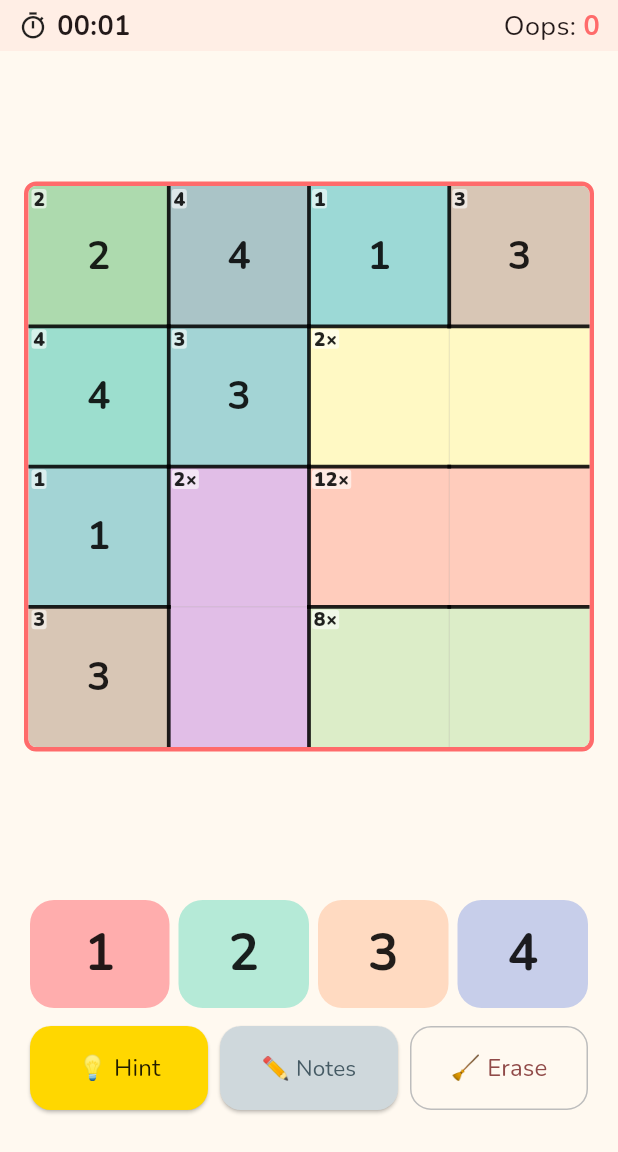
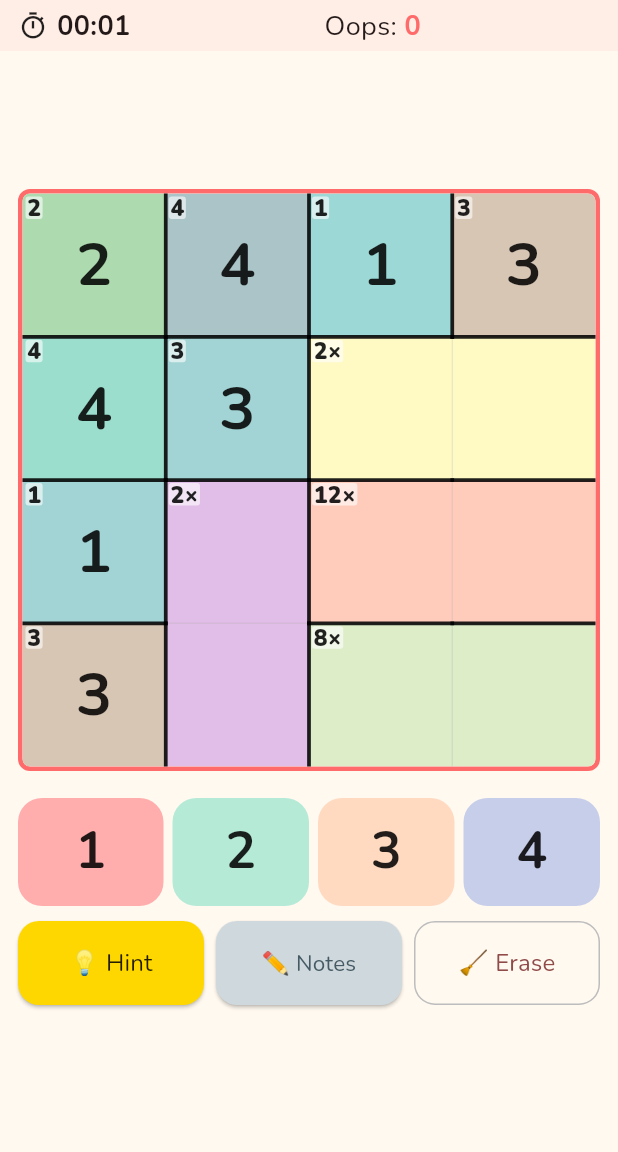
Before and after one commit to MichaelKuen/mathdoku, a Flutter app: the GamePage screen opened directly, on a phone screen of 412 x 824 dp, the part 84-1236 px from its top. Run offline on Flutter 3.47's test engine with Material 3 defaults, Android fonts, the phone set to English and light mode, and no system bars; our stand-ins replace confetti, flutter_animate, flutter_riverpod, freezed_annotation, riverpod_annotation; generated files the repository leaves out were written again.

Commit message:
Size the board and controls from the space the game gets
One LayoutBuilder replaces the fixed 600px switch and 300px side panel, which made the board jump from 396px to 269px just past 600px wide. Controls sit beside the board only when the area is at least 720px wide and landscape; otherwise they go in a band under the board that scales down instead of overflowing. The board is the largest square that fits (max 640px). Digits, clues and notes scale with the cell size, and the stats bar shrinks to fit. On web the New game button shows the current level. Adds layout tests at 12 iframe sizes (web) and 3 phone sizes (mobile) for 4x4 and 6x6 boards.

Co-Authored-By: Claude Opus 5.5 <noreply@anthropic.com>

```diff
--- a/lib/features/game/presentation/pages/game_page.dart
+++ b/lib/features/game/presentation/pages/game_page.dart
@@ -83,23 +83,17 @@ class _GamePageState extends ConsumerState<GamePage> {
           children: [
             gameState.status == GameStatus.loading || gameState.board == null
                 ? const Center(child: CircularProgressIndicator())
-                : LayoutBuilder(
-                    builder: (context, constraints) {
-                      final isWide = constraints.maxWidth > 600;
-                      return Column(
+                : Column(
                     children: [
                       _StatsBar(
                         gameState: gameState,
-                            onNewGame: isWeb
-                                ? () => _showNewGameDialog(context)
-                                : null,
+                        onNewGame:
+                            isWeb ? () => _showNewGameDialog(context) : null,
                       ),
                       Expanded(
-                            child: isWide ? _wideLayout() : _narrowLayout(),
+                        child: LayoutBuilder(builder: _playArea),
                       ),
                     ],
-                      );
-                    },
                   ),
             Align(
               alignment: Alignment.topCenter,
@@ -210,67 +204,69 @@ class _GamePageState extends ConsumerState<GamePage> {
     return KeyEventResult.ignored;
   }
 
-  Widget _wideLayout() {
+  // Sizes come from the space the page actually gets (inside the iframe on
+  // web), never from the device screen.
+  static const _gap = 12.0;
+  static const _maxBoard = 640.0;
+
+  Widget _playArea(BuildContext context, BoxConstraints c) {
+    final w = c.maxWidth;
+    final h = c.maxHeight;
+
+    // Controls beside the board only when there is room for both.
+    if (w >= 720 && w > h) {
+      final panelWidth = (w * 0.32).clamp(240.0, 340.0);
+      final board = [w - panelWidth - 3 * _gap, h - 2 * _gap, _maxBoard]
+          .reduce((a, b) => a < b ? a : b);
       return Row(
-      crossAxisAlignment: CrossAxisAlignment.stretch,
+        mainAxisAlignment: MainAxisAlignment.center,
         children: [
-        Expanded(
-          child: LayoutBuilder(
-            builder: (ctx, c) {
-              final size = (c.maxHeight - 32).clamp(0.0, c.maxWidth - 32);
-              return Center(
-                child: SizedBox.square(
-                  dimension: size,
-                  child: const MathdokuGrid(),
-                ),
-              );
-            },
-          ),
-        ),
-        Container(
-          width: 300,
-          padding: const EdgeInsets.symmetric(horizontal: 24, vertical: 32),
-          child: Column(
-            mainAxisAlignment: MainAxisAlignment.center,
-            children: const [
-              NumberPad(),
-              SizedBox(height: 20),
-              ActionRow(),
-            ],
-          ),
+          SizedBox.square(dimension: board, child: const MathdokuGrid()),
+          const SizedBox(width: _gap),
+          SizedBox(
+            width: panelWidth,
+            height: board,
+            child: _controls(panelWidth),
           ),
         ],
       );
     }
 
-  Widget _narrowLayout() {
+    // Stacked: board on top, controls in a band underneath that shrinks on
+    // short screens instead of overflowing.
+    final controlsHeight = (h * 0.28).clamp(96.0, 150.0);
+    final board = [w - 2 * _gap, h - controlsHeight - 3 * _gap, _maxBoard]
+        .reduce((a, b) => a < b ? a : b);
+    final controlsWidth = (w - 2 * _gap).clamp(0.0, 520.0);
     return Column(
+      mainAxisAlignment: MainAxisAlignment.center,
       children: [
-        Expanded(
-          child: LayoutBuilder(
-            builder: (ctx, c) {
-              final size = (c.maxWidth - 32).clamp(0.0, c.maxHeight - 32);
-              return Center(
-                child: SizedBox.square(
-                  dimension: size,
-                  child: const MathdokuGrid(),
+        SizedBox.square(dimension: board, child: const MathdokuGrid()),
+        const SizedBox(height: _gap),
+        SizedBox(
+          width: controlsWidth,
+          height: controlsHeight,
+          child: _controls(controlsWidth),
         ),
+      ],
     );
-            },
+  }
+
+  /// Number pad and action buttons at their natural size, scaled down to fit.
+  Widget _controls(double width) {
+    return FittedBox(
+      fit: BoxFit.scaleDown,
+      child: SizedBox(
+        width: width,
+        child: const Column(
+          mainAxisSize: MainAxisSize.min,
+          children: [
+            NumberPad(),
+            SizedBox(height: 10),
+            ActionRow(),
+          ],
         ),
       ),
-        const SizedBox(height: 12),
-        const Padding(
-          padding: EdgeInsets.symmetric(horizontal: 20),
-          child: NumberPad(),
-        ),
-        const SizedBox(height: 12),
-        const Padding(
-          padding: EdgeInsets.symmetric(horizontal: 20),
-          child: ActionRow(),
-        ),
-        const SizedBox(height: 28),
-      ],
     );
   }
 
@@ -403,21 +399,49 @@ class _StatsBar extends StatelessWidget {
       child: Row(
         children: [
           if (onNewGame != null) ...[
-            IconButton(
+            Flexible(
+              child: FittedBox(
+                fit: BoxFit.scaleDown,
+                child: Tooltip(
+                  message: 'New game',
+                  child: TextButton.icon(
+                    onPressed: onNewGame,
                     icon: const Icon(Icons.add_circle_outline, size: 22),
-              tooltip: 'New game',
-              onPressed: onNewGame,
-              visualDensity: VisualDensity.compact,
+                    label: Text(
+                      kLevels
+                          .firstWhere((l) => l.$1 == gameState.difficulty)
+                          .$2,
+                      style: const TextStyle(
+                          fontSize: 16, fontWeight: FontWeight.bold),
                     ),
-            const SizedBox(width: 4),
+                  ),
+                ),
+              ),
+            ),
+            const SizedBox(width: 8),
           ],
+          Flexible(
+            child: FittedBox(
+              fit: BoxFit.scaleDown,
+              child: Row(
+                children: [
                   const Icon(Icons.timer_outlined, size: 20),
                   const SizedBox(width: 6),
                   Text(
                     '$minutes:$seconds',
-            style: const TextStyle(fontSize: 18, fontWeight: FontWeight.bold),
+                    style: const TextStyle(
+                        fontSize: 18, fontWeight: FontWeight.bold),
+                  ),
+                ],
+              ),
+            ),
           ),
           const Spacer(),
+          Flexible(
+            child: FittedBox(
+              fit: BoxFit.scaleDown,
+              child: Row(
+                children: [
                   const Text('Oops: ', style: TextStyle(fontSize: 18)),
                   Text(
                     '${gameState.mistakes}',
@@ -429,6 +453,10 @@ class _StatsBar extends StatelessWidget {
                   ),
                 ],
               ),
+            ),
+          ),
+        ],
+      ),
     );
   }
 }
--- a/lib/features/game/presentation/widgets/mathdoku_grid.dart
+++ b/lib/features/game/presentation/widgets/mathdoku_grid.dart
@@ -51,9 +51,12 @@ class MathdokuGrid extends ConsumerWidget {
               itemBuilder: (context, index) {
                 final row = index ~/ board.size;
                 final col = index % board.size;
-                return _MathdokuCell(
-                  cell: board.getCell(row, col),
-                  board: board,
+                return LayoutBuilder(
+                  builder: (context, c) => _MathdokuCell(
+                    cell: board.getCell(row, col),
+                    board: board,
+                    cellSize: c.maxWidth,
+                  ),
                 );
               },
             ),
@@ -127,15 +130,24 @@ class _CageBorderPainter extends CustomPainter {
 class _MathdokuCell extends ConsumerWidget {
   final Cell cell;
   final Board board;
+  final double cellSize;
 
-  const _MathdokuCell({required this.cell, required this.board});
+  const _MathdokuCell({
+    required this.cell,
+    required this.board,
+    required this.cellSize,
+  });
 
   Color _bgColor() {
     final base = kCageColors[cell.cageId % kCageColors.length];
 
     if (cell.isSelected) return kPrimary.withValues(alpha: 0.50);
-    if (cell.isSameNumber) return Color.alphaBlend(kSecondary.withValues(alpha: 0.35), base);
-    if (cell.isHighlighted) return Color.alphaBlend(Colors.black.withValues(alpha: 0.10), base);
+    if (cell.isSameNumber) {
+      return Color.alphaBlend(kSecondary.withValues(alpha: 0.35), base);
+    }
+    if (cell.isHighlighted) {
+      return Color.alphaBlend(Colors.black.withValues(alpha: 0.10), base);
+    }
 
     if (cell.cageStatus == CellStatus.correct) {
       return Color.alphaBlend(Colors.green.withValues(alpha: 0.22), base);
@@ -148,8 +160,11 @@ class _MathdokuCell extends ConsumerWidget {
 
   @override
   Widget build(BuildContext context, WidgetRef ref) {
-    // Smaller clue font on 6×6 grid to fit longer clue strings (e.g. "720×").
-    final clueFontSize = board.size > 4 ? 10.0 : 13.0;
+    // Text scales with the cell. The 6×6 grid's clue font is a bit larger for
+    // its cell size so long clues (e.g. "720×") stay readable.
+    final clueFontSize = cellSize * (board.size > 4 ? 0.19 : 0.16);
+    final noteFontSize = cellSize * (board.size > 4 ? 0.16 : 0.14);
+    final digitFontSize = cellSize * 0.42;
 
     Widget content = Stack(
       children: [
@@ -186,10 +201,9 @@ class _MathdokuCell extends ConsumerWidget {
           Positioned.fill(
             child: Padding(
               padding: EdgeInsets.fromLTRB(
-                  2, cell.showClue ? 18 : 4, 2, 4),
+                  2, cell.showClue ? clueFontSize + 5 : 4, 2, 4),
               child: Builder(builder: (context) {
                 final noteCols = board.size == 4 ? 2 : 3;
-                final noteFontSize = board.size == 4 ? 11.0 : 9.0;
                 return Column(
                   children: List.generate(2, (rowIdx) {
                     return Expanded(
@@ -214,7 +228,7 @@ class _MathdokuCell extends ConsumerWidget {
             child: Text(
               '${cell.value}',
               style: TextStyle(
-                fontSize: 26,
+                fontSize: digitFontSize,
                 fontWeight: FontWeight.bold,
                 color: cell.isError
                     ? Colors.red.shade600
@@ -228,9 +242,7 @@ class _MathdokuCell extends ConsumerWidget {
     );
 
     if (cell.isSelected) {
-      content = content
-          .animate(onPlay: (c) => c.repeat(reverse: true))
-          .scale(
+      content = content.animate(onPlay: (c) => c.repeat(reverse: true)).scale(
             begin: const Offset(1.0, 1.0),
             end: const Offset(1.06, 1.06),
             duration: 700.ms,
```
Also changed, not shown: 2 other files. Lines whose indentation alone changed are shown as unchanged.
